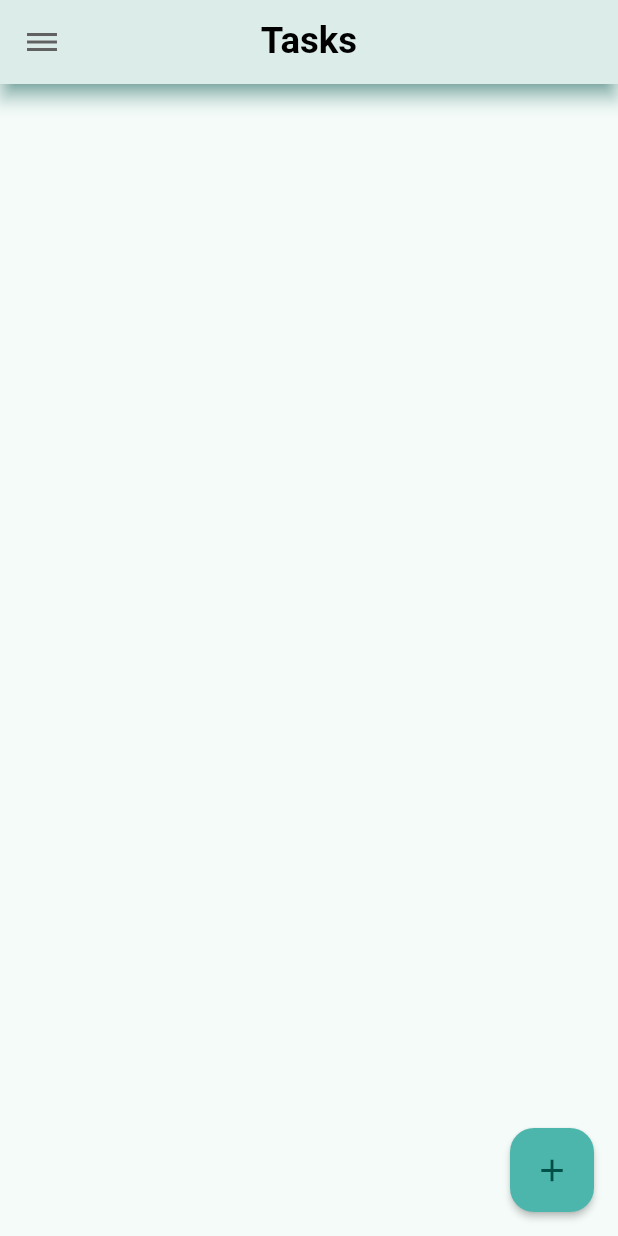
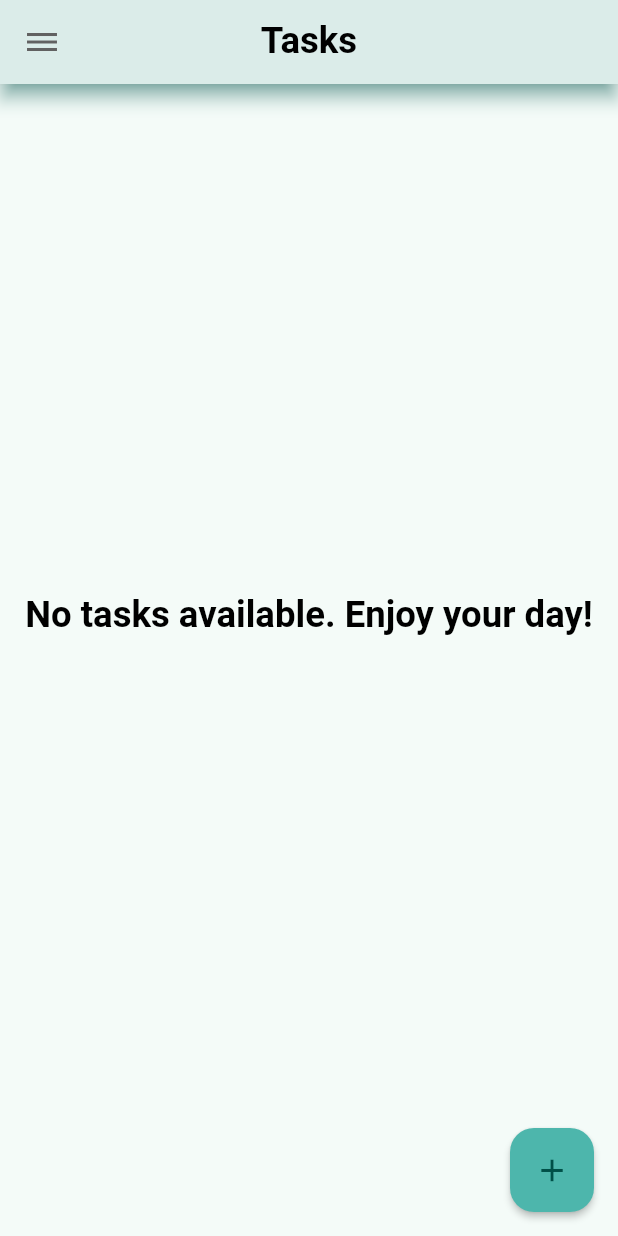
Before and after one commit to TamilselvanDevCodes/task_app, a Flutter app: the TaskListScreen screen opened by its route, on a phone screen of 412 x 824 dp. Run offline on Flutter 3.47's test engine with Material 3 defaults, Android fonts, the phone set to English and light mode, and no system bars; our stand-ins replace camera, connectivity_plus, equatable, flutter_bloc, get, google_fonts and 6 more; accounts and stored records are empty.

Commit message:
Task App
-> Added Empty List message for TaskListScreen

```diff
--- a/lib/core_needs/constants/message_word_constants.dart
+++ b/lib/core_needs/constants/message_word_constants.dart
@@ -8,4 +8,5 @@ sealed class MessageWordConstant{
   static const String mErrorMessage="Something Went Wrong";
   static const String mTaskDeleteContentMessage="Are you sure you want to delete this Task?";
   static const String mTaskDeletedMessage="Task Deleted Successfully";
+  static const String mNoTasksAvailableMessage="No tasks available. Enjoy your day!";
 }
--- a/lib/screens/task_list/view/task_list_screen.dart
+++ b/lib/screens/task_list/view/task_list_screen.dart
@@ -49,7 +49,15 @@ class _TaskListScreenState extends State<TaskListScreen> {
             Expanded(
               child: GetBuilder<TaskController>(
                 builder: (controller) {
-                  return ListView.separated(
+                  return controller.tasks.isEmpty
+                      ? Center(
+                          child: Text(
+                            MessageWordConstant.mNoTasksAvailableMessage,
+                            style: MyThemeTextStyle.titleLarge(),
+                            maxLines: 4,
+                          ),
+                        )
+                      : ListView.separated(
                           itemBuilder: (context, index) {
                             return Card(
                               child: Dismissible(
@@ -60,8 +68,8 @@ class _TaskListScreenState extends State<TaskListScreen> {
                                 background: Container(
                                   alignment: Alignment.centerRight,
                                   padding: MyPadding.getDimensionEdgeInsets(
-                              multiplier:
-                                  MultiplierConstant.dMRelatedValueSeparation,
+                                    multiplier: MultiplierConstant
+                                        .dMRelatedValueSeparation,
                                   ),
                                   decoration: BoxDecoration(
                                     borderRadius: getBorderRadius(),
@@ -78,8 +86,8 @@ class _TaskListScreenState extends State<TaskListScreen> {
                                   await MyAlertDialog.showTwoButtonAlertDialog(
                                     context: context,
                                     title: UIWordConstant.wDeleteTask,
-                              message:
-                                  MessageWordConstant.mTaskDeleteContentMessage,
+                                    message: MessageWordConstant
+                                        .mTaskDeleteContentMessage,
                                     elevatedButtonText: UIWordConstant.wYes,
                                     outlinedButtonText: UIWordConstant.wNo,
                                     outlinedButtonOnPressed: () {
@@ -109,7 +117,8 @@ class _TaskListScreenState extends State<TaskListScreen> {
                                       multiplier: MultiplierConstant.dM01,
                                     ),
                                     child: Column(
-                                crossAxisAlignment: CrossAxisAlignment.start,
+                                      crossAxisAlignment:
+                                          CrossAxisAlignment.start,
                                       spacing: SizeGetter.getHeight(
                                         multiplier: MultiplierConstant
                                             .dMNotRelatedValueSeparation,
@@ -120,13 +129,15 @@ class _TaskListScreenState extends State<TaskListScreen> {
                                           style: MyThemeTextStyle.titleMedium(),
                                           maxLines: 2,
                                         ),
-                                  if (controller.tasks[index].description !=
+                                        if (controller
+                                                    .tasks[index].description !=
                                                 null &&
                                             controller.tasks[index].description!
                                                 .trim()
                                                 .isNotEmpty)
                                           Text(
-                                      controller.tasks[index].description!,
+                                            controller
+                                                .tasks[index].description!,
                                             style: MyThemeTextStyle.bodyLarge(),
                                             maxLines: 2,
                                           ),
@@ -137,8 +148,10 @@ class _TaskListScreenState extends State<TaskListScreen> {
                                             Expanded(
                                               child: Text.rich(
                                                 TextSpan(
-                                            text: DateFormatter.formatDate(
-                                              controller.tasks[index].dueDate,
+                                                  text:
+                                                      DateFormatter.formatDate(
+                                                    controller
+                                                        .tasks[index].dueDate,
                                                   ),
                                                   children: [
                                                     const TextSpan(text: " ("),
@@ -154,8 +167,8 @@ class _TaskListScreenState extends State<TaskListScreen> {
                                               ),
                                             ),
                                             getTaskStatusTextWidget(
-                                          taskStatus:
-                                              controller.tasks[index].status),
+                                                taskStatus: controller
+                                                    .tasks[index].status),
                                           ],
                                         )
                                       ],
```
Also changed, not shown: lib/screens/add_task/view/add_task_screen.dart (+7 -4 lines). Lines whose indentation alone changed are shown as unchanged.
